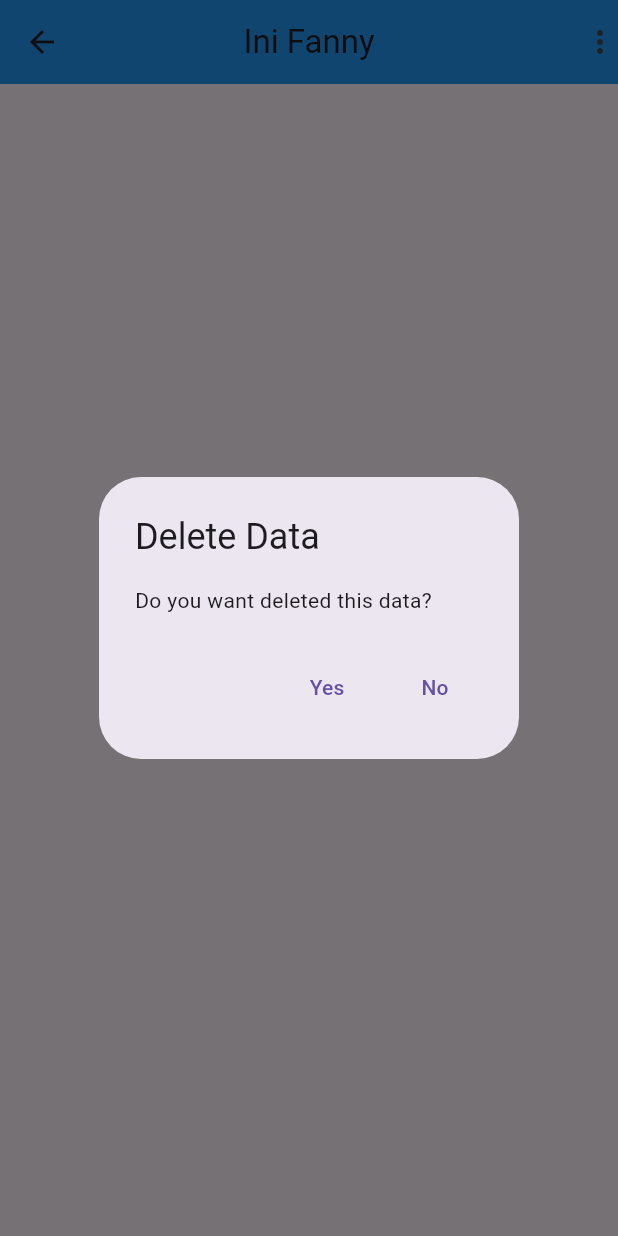
After one commit to fannyHere/Flutter_Section04_MediumWidget, a Flutter app: the MyCupertinoAlert screen opened directly, after a tap on "Alert Dialog", on a phone screen of 412 x 824 dp. The commit adds this screen. Run offline on Flutter 3.47's test engine with Material 3 defaults, Android fonts, the phone set to English and light mode, and no system bars; our stand-ins replace faker.

Commit message:
added 24 Cupertino

```diff
--- /dev/null
+++ b/lib/24 Cupertino/alertDialog.dart
@@ -0,0 +1,44 @@
+import 'dart:io'; //untuk adaptif terhadap IOS atau android platform
+
+import 'package:flutter/cupertino.dart';
+import 'package:flutter/material.dart';
+import 'package:section_4/appbar_widget.dart';
+
+class MyCupertinoAlert extends StatelessWidget {
+  const MyCupertinoAlert({super.key});
+
+  @override
+  Widget build(BuildContext context) {
+    return Scaffold(
+      appBar: appbar(),
+      body: Center(
+        child: ElevatedButton(
+          onPressed: () {
+            showDialog(
+                context: context,
+                builder: (context) {
+                  return Platform.isAndroid
+                      ? AlertDialog(
+                          title: Text("Delete Data"),
+                          content: Text("Do you want deleted this data?"),
+                          actions: [
+                            TextButton(onPressed: () {}, child: Text("Yes")),
+                            TextButton(onPressed: () {}, child: Text("No")),
+                          ],
+                        )
+                      : CupertinoAlertDialog(
+                          title: Text("Delete Data"),
+                          content: Text("Do you want deleted this data?"),
+                          actions: [
+                            TextButton(onPressed: () {}, child: Text("Yes")),
+                            TextButton(onPressed: () {}, child: Text("No")),
+                          ],
+                        );
+                });
+          },
+          child: Text("Alert Dialog"),
+        ),
+      ),
+    );
+  }
+}
--- a/lib/main.dart
+++ b/lib/main.dart
@@ -1,5 +1,5 @@
 import 'package:flutter/material.dart';
-import 'package:section_4/23%20Layout%20Builder/layoutbuilder.dart';
+import 'package:section_4/24%20Cupertino/datePickercupertino.dart';
 //import 'package:flutter/services.dart';
 // import 'package:section_4/16%20Routes/routes_gallery_page.dart';
 // import 'package:section_4/16%20Routes/routes_home_page.dart.dart';
@@ -21,7 +21,7 @@ class MyApp extends StatelessWidget {
   Widget build(BuildContext context) {
     return MaterialApp(
       debugShowCheckedModeBanner: false,
-      home: Mylayoutbuilder(),
+      home: MyCupertinoDatePicker(),
 
       //MENDAFTARKAN SECARA MANUAL:
       // initialRoute: '/homepage', //halaman pertama yang dibuka
```
Also changed, not shown: lib/24 Cupertino/datePickercupertino.dart (added, +45 -0 lines).
